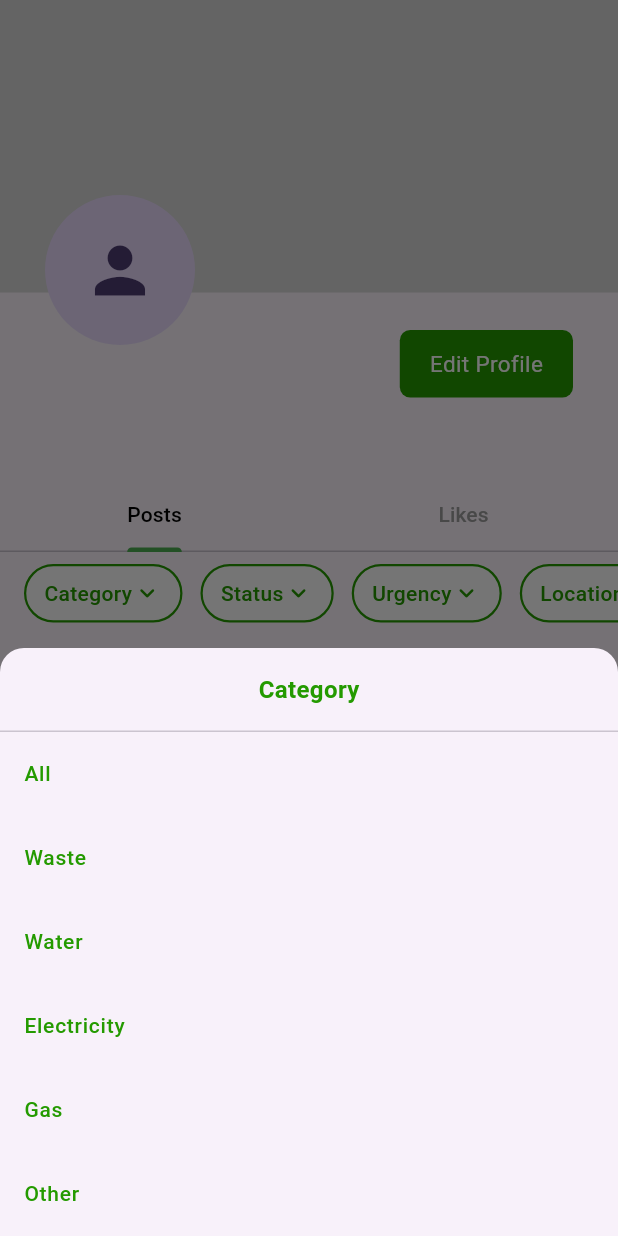
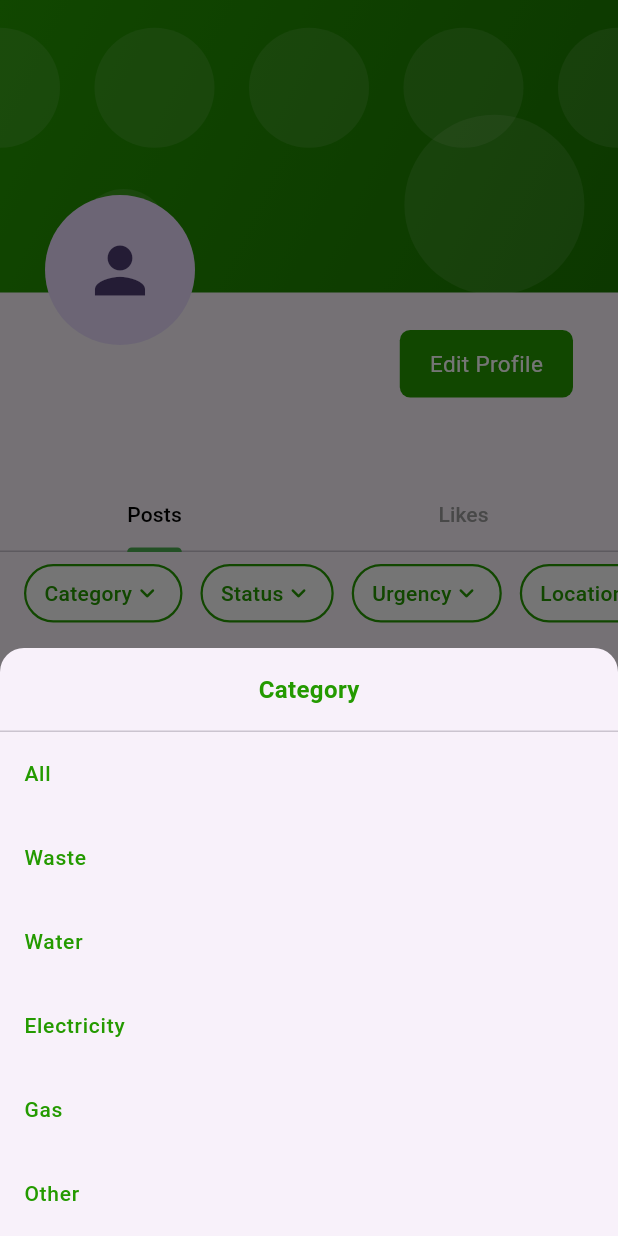
Before and after one commit to Myniv/community_report_app, a Flutter app: the ProfileScreen screen opened by its route, after a tap on "Category", on a phone screen of 412 x 824 dp. Run offline on Flutter 3.47's test engine with Material 3 defaults, Android fonts, the phone set to English and light mode, and no system bars; our stand-ins replace camera, cloud_firestore, dropdown_search, firebase_auth, firebase_core, fl_chart and 9 more; accounts and stored records are empty; network calls fail.

Commit message:
Update cover photo into vector

```diff
--- a/lib/screens/profile/profile_screen.dart
+++ b/lib/screens/profile/profile_screen.dart
@@ -323,7 +323,17 @@ class _ProfileScreenState extends State<ProfileScreen> {
   }
 
   Widget buildCoverProfile() {
-    return Container(height: 195, color: const Color(0xFFD9D9D9));
+    return Container(
+      height: 195,
+      decoration: BoxDecoration(
+        gradient: LinearGradient(
+          begin: Alignment.topLeft,
+          end: Alignment.bottomRight,
+          colors: [CustomTheme.green, const Color(0xFF1B7A00)],
+        ),
+      ),
+      child: CustomPaint(painter: PatternPainter(), size: Size.infinite),
+    );
   }
 
   Widget buildProfileHeader(Profile? profile, BuildContext context) {
@@ -555,27 +565,25 @@ class _ProfileScreenState extends State<ProfileScreen> {
   }
 }
 
-// class _TabBarDelegate extends SliverPersistentHeaderDelegate {
-//   final TabBar tabBar;
-//   _TabBarDelegate(this.tabBar);
+class PatternPainter extends CustomPainter {
+  @override
+  void paint(Canvas canvas, Size size) {
+    final paint = Paint()
+      ..color = Colors.white.withOpacity(0.1)
+      ..style = PaintingStyle.fill;
 
-//   @override
-//   double get minExtent => tabBar.preferredSize.height;
-//   @override
-//   double get maxExtent => tabBar.preferredSize.height;
+    for (int i = 0; i < 5; i++) {
+      canvas.drawCircle(
+        Offset(size.width * (i * 0.25), size.height * 0.3),
+        40,
+        paint,
+      );
+    }
 
-//   @override
-//   Widget build(
-//     BuildContext context,
-//     double shrinkOffset,
-//     bool overlapsContent,
-//   ) {
-//     return Container(
-//       color: ColorScheme.fromSeed(seedColor: Colors.deepPurple).surface,
-//       child: tabBar,
-//     );
-//   }
+    canvas.drawCircle(Offset(size.width * 0.8, size.height * 0.7), 60, paint);
+    canvas.drawCircle(Offset(size.width * 0.2, size.height * 0.8), 30, paint);
+  }
 
-//   @override
-//   bool shouldRebuild(_TabBarDelegate oldDelegate) => false;
-// }
+  @override
+  bool shouldRepaint(covariant CustomPainter oldDelegate) => false;
+}
```
